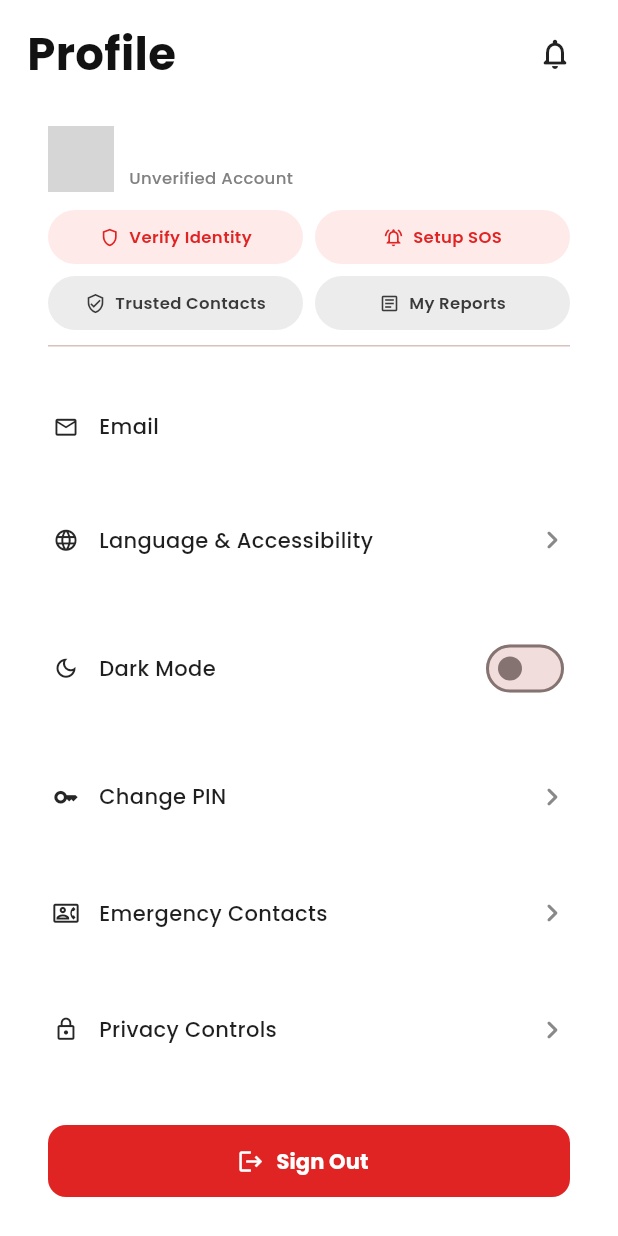
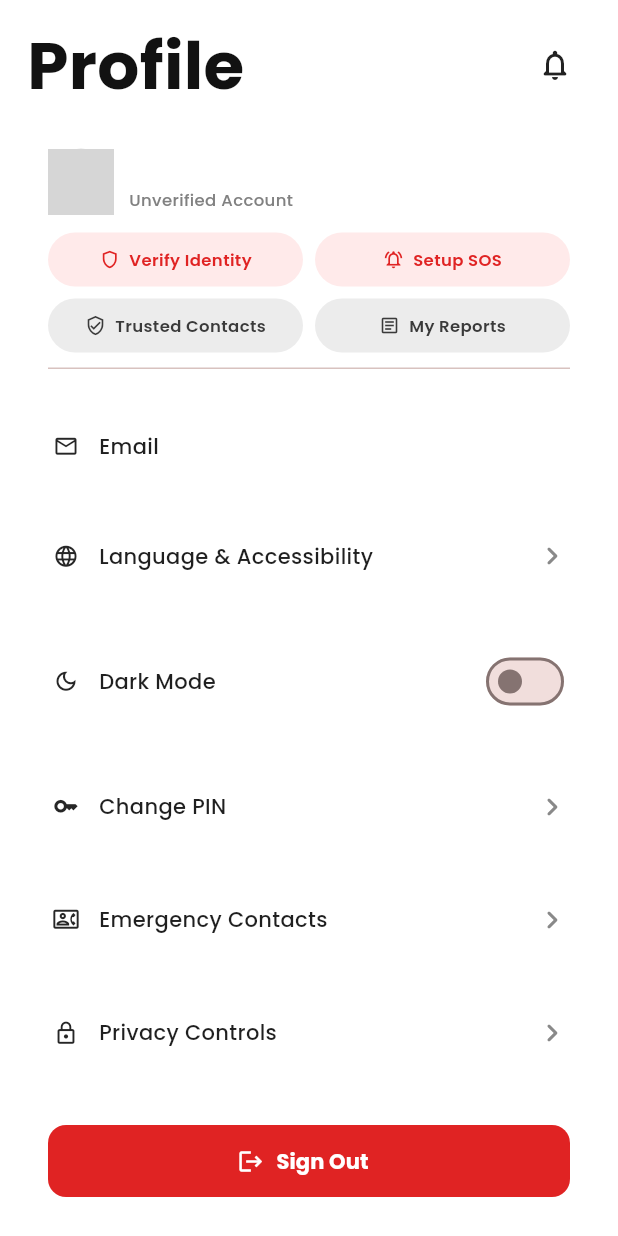
Before and after one commit to AkashMaheema/SafeLink, a Flutter app: the ProfileScreen screen opened by its route, on a phone screen of 412 x 824 dp. Run offline on Flutter 3.47's test engine with Material 3 defaults, Android fonts, the light colour scheme and no system bars; our stand-ins replace cloud_firestore, connectivity_plus, file_picker, firebase_auth, firebase_core, firebase_messaging and 9 more; accounts and stored records are empty; network calls fail; grey boxes are pictures that could not be loaded.

Commit message:
Increase profile title font size to improve visibility

```diff
--- a/lib/screens/profile/profile_screen.dart
+++ b/lib/screens/profile/profile_screen.dart
@@ -34,7 +34,7 @@
                             'Profile',
                             style: TextStyle(
                               color: Color(0xFF121212),
-                              fontSize: 30,
+                              fontSize: 44,
                               fontWeight: FontWeight.w700,
                               fontFamily: 'Poppins',
                             ),
```
